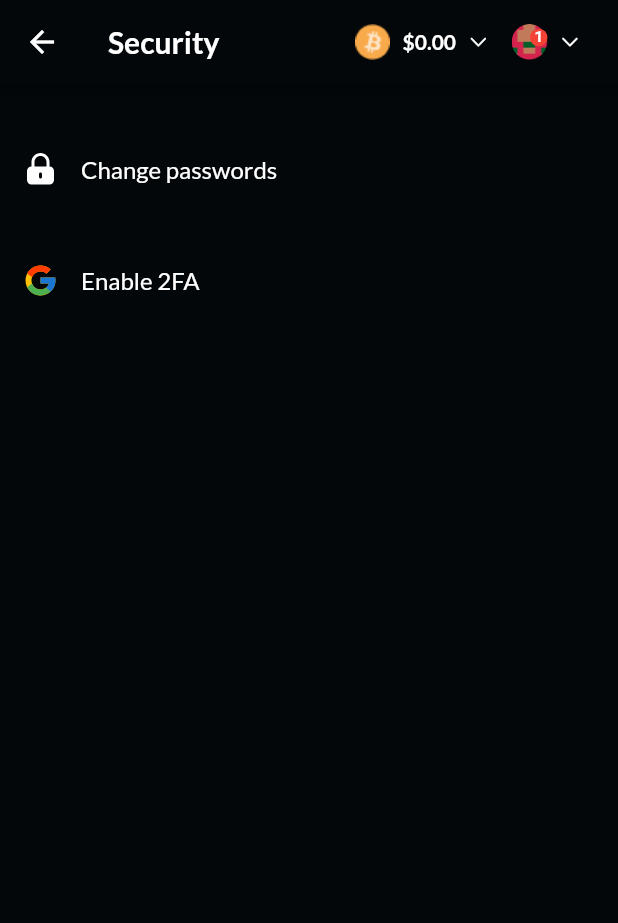
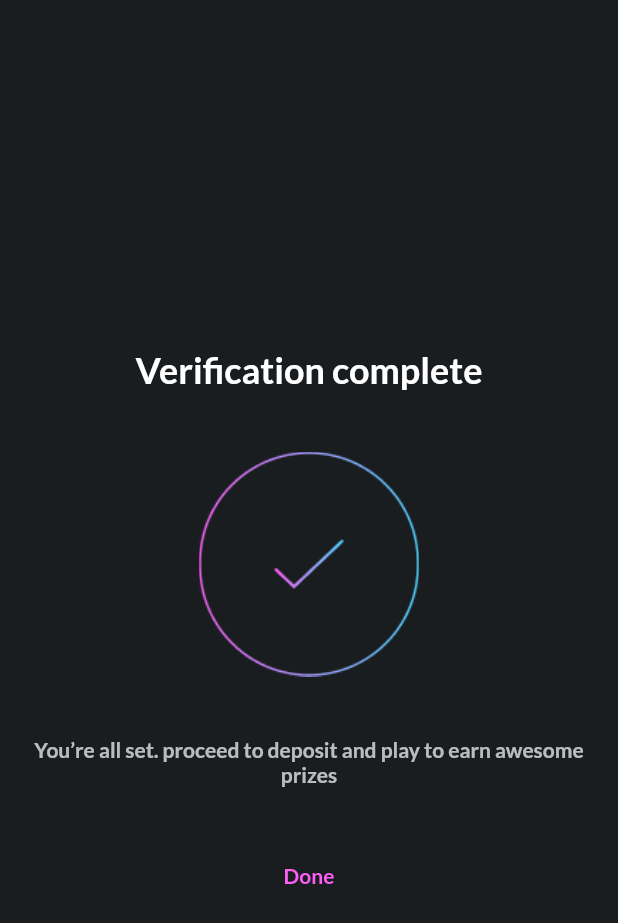
Before and after one commit to SheriffOladejo/Blitzwin, a Flutter app: the screen it shows after launch, on a phone screen of 412 x 824 dp. Shown: the top 923 px of the screen. Run offline on Flutter 3.47's test engine with Material 2 defaults, Android fonts, the phone set to English and light mode, and no system bars; our stand-ins replace flutter_svg, gradient_borders, persistent_bottom_nav_bar; accounts and stored records are empty.

```diff
--- a/lib/main.dart
+++ b/lib/main.dart
@@ -4,6 +4,7 @@ import 'package:blitzwin/views/preferences.dart';
 import 'package:blitzwin/views/profile.dart';
 import 'package:blitzwin/views/security.dart';
 import 'package:blitzwin/views/settings.dart';
+import 'package:blitzwin/views/verification_complete.dart';
 import 'package:flutter/material.dart';
 
 void main() {
@@ -19,7 +20,7 @@ class MyApp extends StatelessWidget {
       theme: ThemeData(
         primarySwatch: Colors.blue,
       ),
-      home: const SecurityScreen(),
+      home: const VerificationCompleteScreen(),
     );
   }
 
--- a/lib/views/security.dart
+++ b/lib/views/security.dart
@@ -137,23 +137,23 @@ class _SecurityScreenState extends State<SecurityScreen> {
               ),
             ),
             Container(height: 50,),
-            Row(
-                children: [
-                  Container(
-                    width: 24,
-                    height: 24,
-                    alignment: Alignment.center,
-                    child: SvgPicture.asset("assets/images/google.svg"),
-                  ),
-                  Container(width: 15,),
-                  Text("Enable 2FA", style: TextStyle(
-                      fontFamily: 'lato-regular',
-                      fontSize: 16,
-                      fontWeight: FontWeight.w400,
-                      color: Colors.white
-                  ),)
-                ]
-            )
+            // Row(
+            //     children: [
+            //       Container(
+            //         width: 24,
+            //         height: 24,
+            //         alignment: Alignment.center,
+            //         child: SvgPicture.asset("assets/images/google.svg"),
+            //       ),
+            //       Container(width: 15,),
+            //       Text("Enable 2FA", style: TextStyle(
+            //           fontFamily: 'lato-regular',
+            //           fontSize: 16,
+            //           fontWeight: FontWeight.w400,
+            //           color: Colors.white
+            //       ),)
+            //     ]
+            // )
           ],
         ),
       ),
--- /dev/null
+++ b/lib/views/verification_complete.dart
@@ -0,0 +1,67 @@
+import 'package:flutter/material.dart';
+import 'package:flutter_svg/flutter_svg.dart';
+
+import '../utilities/hex_color.dart';
+
+class VerificationCompleteScreen extends StatefulWidget {
+
+  const VerificationCompleteScreen({Key key}) : super(key: key);
+
+  @override
+  State<VerificationCompleteScreen> createState() => _VerificationCompleteScreenState();
+
+}
+
+class _VerificationCompleteScreenState extends State<VerificationCompleteScreen> {
+
+  @override
+  Widget build(BuildContext context) {
+    return Scaffold(
+      backgroundColor: HexColor("#03070A").withOpacity(0.7),
+      body: Container(
+        width: MediaQuery.of(context).size.width,
+        height: MediaQuery.of(context).size.height,
+        color: HexColor("#03070A").withOpacity(0.7),
+        padding: const EdgeInsets.all(15),
+        child: Column(
+          mainAxisAlignment: MainAxisAlignment.center,
+          children: [
+            Text("Verification complete", style: TextStyle(
+              color: Colors.white,
+              fontFamily: 'lato-bold',
+              fontSize: 24,
+              fontWeight: FontWeight.w700,
+            ),),
+            Container(height: 40,),
+            Container(
+              height: 150,
+              width: 200,
+              alignment: Alignment.center,
+              child: Image.asset("assets/images/check.png"),
+            ),
+            Container(height: 40,),
+            Text("You’re all set. proceed to deposit and play to earn awesome prizes", textAlign: TextAlign.center, style: TextStyle(
+              color: Colors.white.withOpacity(0.7),
+              fontWeight: FontWeight.w500,
+              fontSize: 14,
+              fontFamily: 'lato-bold',
+            ),),
+            Container(height: 50,),
+            GestureDetector(
+              onTap: () {
+
+              },
+              child: Text("Done", style: TextStyle(
+                fontWeight: FontWeight.w800,
+                fontSize: 14,
+                fontFamily: 'lato-bold',
+                color: HexColor("#FC5EF6")
+              ),),
+            )
+          ],
+        ),
+      ),
+    );
+  }
+
+}
```
Also changed, not shown: lib/views/email_verification.dart (added, +118 -0 lines), assets/images/check.png (added), assets/images/check.svg (added), 3 other files.
